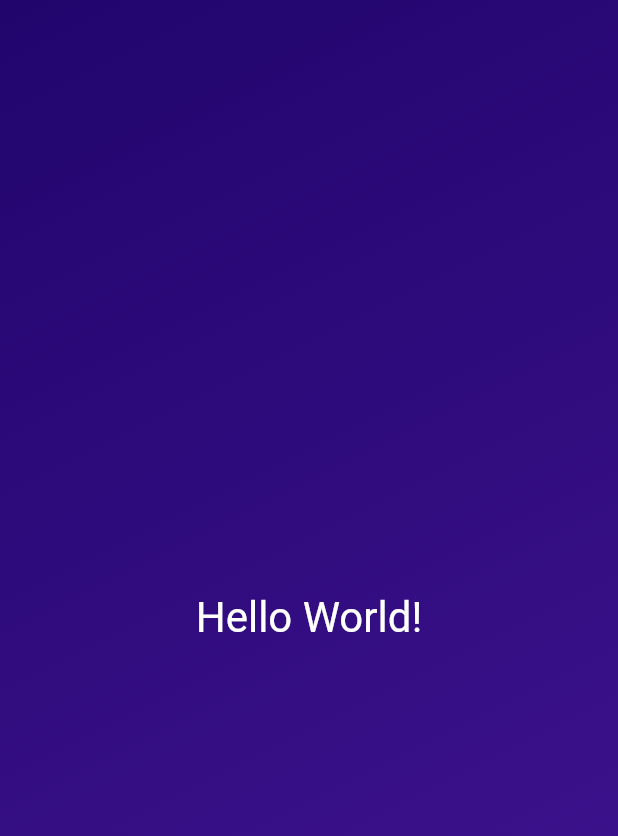
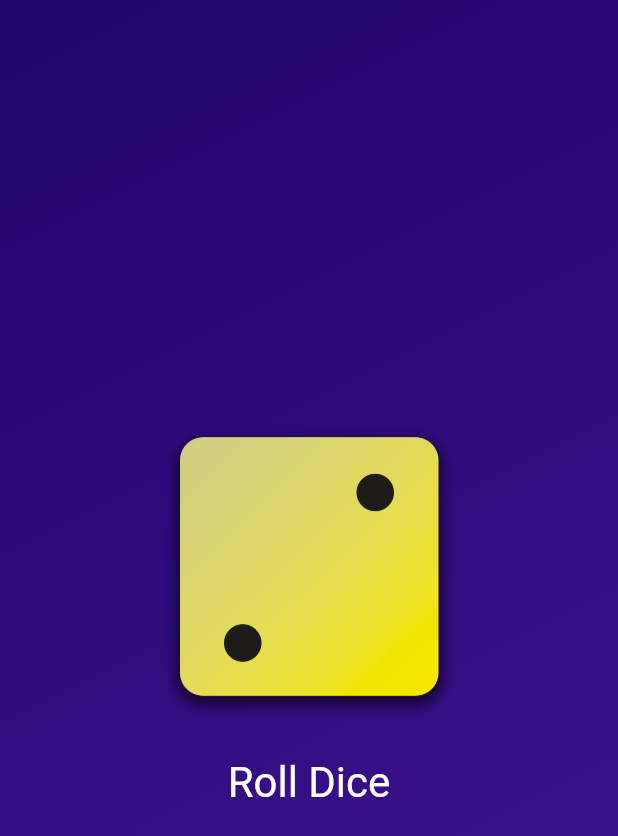
Before and after one commit to Sunnnyyy16/Flutter_Study, a Flutter app: the screen it shows after launch, on a phone screen of 412 x 824 dp. Shown: the top 836 px of the screen. Run offline on Flutter 3.47's test engine with Material 2 defaults, Android fonts, the phone set to English and light mode, and no system bars.

Commit message:
interactive dice roll app

```diff
--- /dev/null
+++ b/first_app/lib/dice_roller.dart
@@ -0,0 +1,51 @@
+import 'dart:math';
+
+import 'package:flutter/material.dart';
+
+final randomizer = Random();
+
+class DiceRoller extends StatefulWidget {
+  const DiceRoller({super.key});
+
+  @override
+  State<DiceRoller> createState() {
+    return _DiceRollerState();
+  }
+}
+
+class _DiceRollerState extends State<DiceRoller>{
+  var currentDiceRoll =2;
+
+  void rollDice() {
+    setState(() {
+      currentDiceRoll = randomizer.nextInt(6) +1; // (0 ~ 5) +1
+    });
+  }
+
+  @override
+  Widget build(context) {
+    return Column(
+          mainAxisSize: MainAxisSize.min,
+          children: [
+            Image.asset(
+              'assets/images/dice-$currentDiceRoll.png',
+              width: 200,
+            ),
+            const SizedBox(height: 20,),
+            TextButton(
+              onPressed: rollDice,
+              style: TextButton.styleFrom(
+                // padding: const EdgeInsets.only(
+                //   top: 20,
+                // ),
+                foregroundColor: Colors.white,
+                textStyle: const TextStyle(
+                  fontSize: 28,
+                ),
+              ),
+              child: const Text('Roll Dice'),
+            )
+          ],
+        );
+  }
+}
--- a/first_app/lib/gradient_container.dart
+++ b/first_app/lib/gradient_container.dart
@@ -1,12 +1,16 @@
 import 'package:flutter/material.dart';
-
-import 'package:first_app/styled_text.dart';
+import 'package:first_app/dice_roller.dart';
 
 const startAlignment = Alignment.topLeft;
 const endAlignment = Alignment.bottomRight;
 
 class GradientContainer extends StatelessWidget {
-  const GradientContainer(this.color1, this.color2,{super.key});
+  const GradientContainer(this.color1, this.color2, {super.key});
+
+  const GradientContainer.purple({super.key})
+      : color1 = Colors.deepPurple,
+        color2 = Colors.indigo;
+  // You can use multiple constructor function in same class
 
   final Color color1;
   final Color color2;
@@ -21,15 +25,15 @@
           end: endAlignment,
         ),
       ),
-      child: const Center(
-        child: StyledText('Hello World!'),
+      child: Center(
+        child: DiceRoller(),
       ),
     );
   }
 }
 
 
-// // Other method of reuse GradientContainer
+// // Other method that reuse GradientContainer
 // class GradientContainer extends StatelessWidget {
 //   const GradientContainer({super.key, required this.colors});
 
```
Also changed, not shown: first_app/pubspec.yaml (+7 -3 lines), first_app/assets/images/dice-1.png (added), first_app/assets/images/dice-2.png (added), first_app/assets/images/dice-3.png (added), first_app/assets/images/dice-4.png (added), first_app/assets/images/dice-5.png (added), first_app/assets/images/dice-6.png (added).
